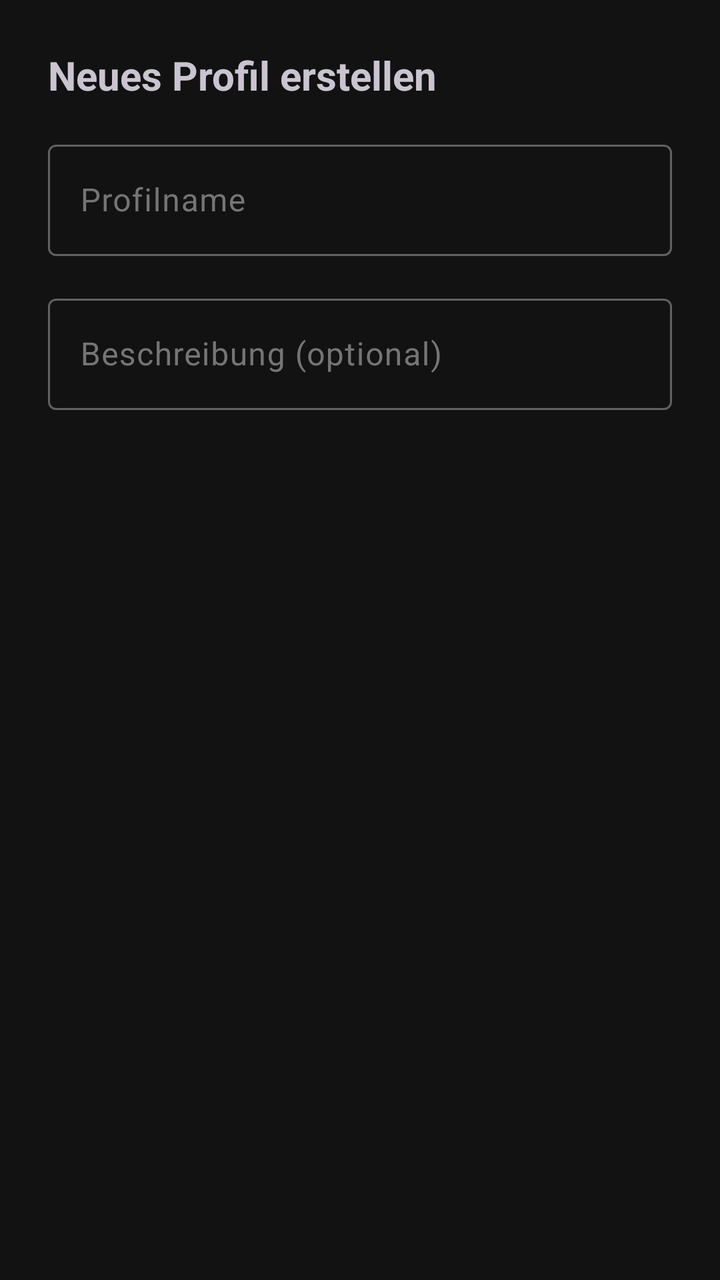
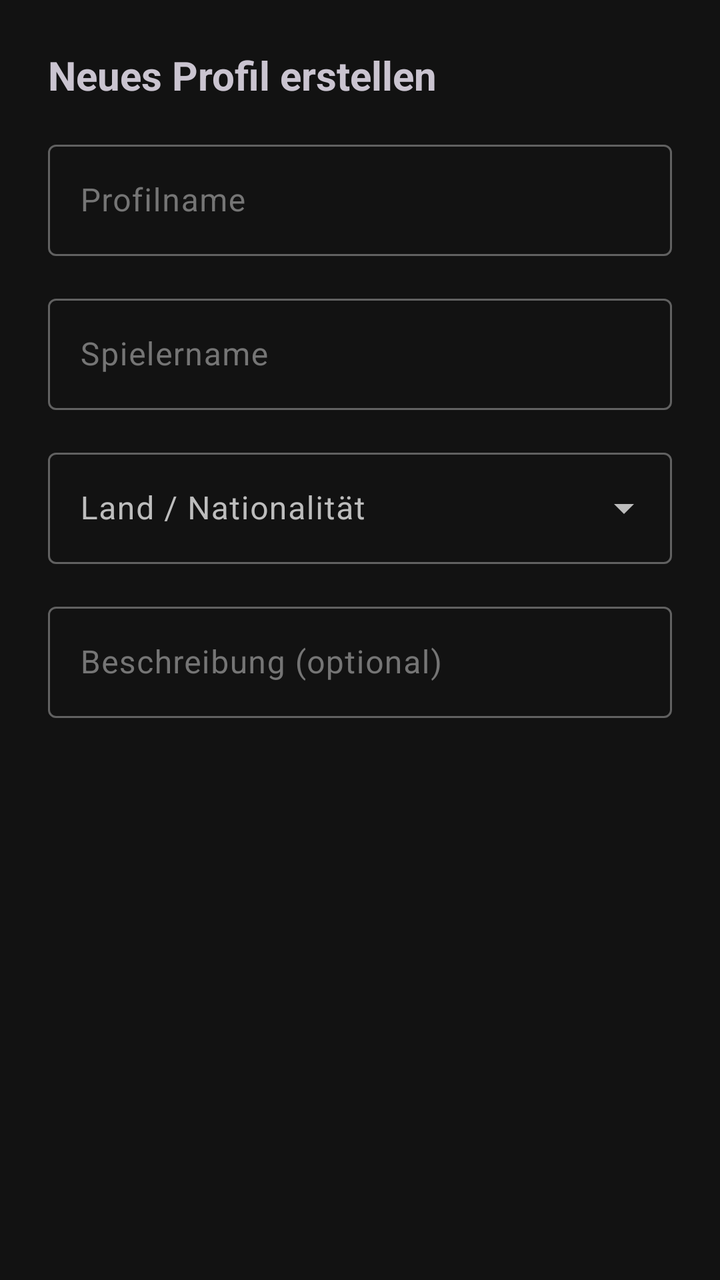

Before-and-after screenshots of an Android layout around one commit, followed by the original layout XML and the change that was made.
<!-- AndroidManifest.xml: application theme Theme.DannyApp -->
<!-- res/layout/dialog_new_profile.xml -->
<?xml version="1.0" encoding="utf-8"?>
<LinearLayout xmlns:android="http://schemas.android.com/apk/res/android"
    android:layout_width="match_parent"
    android:layout_height="wrap_content"
    android:orientation="vertical"
    android:padding="24dp">

    <TextView
        android:id="@+id/tvDialogTitle"
        android:layout_width="match_parent"
        android:layout_height="wrap_content"
        android:layout_marginBottom="16dp"
        android:text="@string/profiles_create_new"
        android:textSize="20sp"
        android:textStyle="bold" />

    <com.google.android.material.textfield.TextInputLayout
        android:layout_width="match_parent"
        android:layout_height="wrap_content"
        android:layout_marginBottom="16dp">

        <com.google.android.material.textfield.TextInputEditText
            android:id="@+id/etProfileName"
            android:layout_width="match_parent"
            android:layout_height="wrap_content"
            android:hint="@string/profiles_create_name_hint"
            android:inputType="textPersonName|textCapWords"
            android:maxLines="1" />

    </com.google.android.material.textfield.TextInputLayout>

    <com.google.android.material.textfield.TextInputLayout
        android:layout_width="match_parent"
        android:layout_height="wrap_content">

        <com.google.android.material.textfield.TextInputEditText
            android:id="@+id/etProfileDescription"
            android:layout_width="match_parent"
            android:layout_height="wrap_content"
            android:hint="@string/profiles_create_description_hint"
            android:inputType="textLongMessage|textCapSentences"
            android:maxLines="3" />

    </com.google.android.material.textfield.TextInputLayout>

</LinearLayout>
<!-- resources referenced by this layout -->
<resources>
  <string name="profiles_create_description_hint">Beschreibung (optional)</string>
  <string name="profiles_create_name_hint">Profilname</string>
  <string name="profiles_create_new">Neues Profil erstellen</string>
  <style name="Theme.DannyApp" parent="Base.Theme.DannyApp" />
  <color name="anthrazit_hintergrund">#FF121212</color>
  <color name="anthrazit_tief">#FF0D0D0D</color>
  <color name="rot_haupt">#FFD32F2F</color>
  <color name="white">#FFFFFFFF</color>
  <color name="rot_dunkel">#FF8E0000</color>
  <color name="rot_sehr_hell">#FFFFDAD6</color>
  <color name="grau_sekundaer">#FFC4C4C4</color>
  <color name="anthrazit_container_niedrig">#FF1C1C1C</color>
  <color name="anthrazit_sekundaer">#FF373737</color>
  <color name="rot_hell">#FFEF5350</color>
  <color name="rot_container_dunkel">#FF5C1919</color>
  <color name="grau_text_hell">#FFF5F5F5</color>
  <color name="anthrazit_flaeche">#FF181818</color>
  <color name="anthrazit_variante">#FF2C2C2C</color>
  <color name="grau_text_gedaempft">#FFBDBDBD</color>
  <color name="anthrazit_container">#FF222222</color>
  <color name="anthrazit_container_hoch">#FF2A2A2A</color>
  <color name="anthrazit_container_hoechst">#FF333333</color>
  <color name="grau_rahmen">#FF616161</color>
  <color name="grau_rahmen_dunkel">#FF383838</color>
  <style name="Widget.DannyApp.TextInputLayout.OutlinedBox" parent="Widget.Material3.TextInputLayout.OutlinedBox">
          <item name="android:textColorHint">@color/eingabe_hint</item>
      </style>
  <color name="eingabe_hint">#FF757575</color>
  <!-- unchanged entries left out for length: 1 -->
</resources>

<!-- the commit's change to res/layout/dialog_new_profile.xml (unified diff, before → after) -->
@@ -31,6 +31,36 @@
 
     <com.google.android.material.textfield.TextInputLayout
         android:layout_width="match_parent"
+        android:layout_height="wrap_content"
+        android:layout_marginBottom="16dp">
+
+        <com.google.android.material.textfield.TextInputEditText
+            android:id="@+id/etPlayerName"
+            android:layout_width="match_parent"
+            android:layout_height="wrap_content"
+            android:hint="@string/profiles_create_player_name_hint"
+            android:inputType="textPersonName|textCapWords"
+            android:maxLines="1" />
+
+    </com.google.android.material.textfield.TextInputLayout>
+
+    <com.google.android.material.textfield.TextInputLayout
+        style="@style/Widget.Material3.TextInputLayout.OutlinedBox.ExposedDropdownMenu"
+        android:layout_width="match_parent"
+        android:layout_height="wrap_content"
+        android:layout_marginBottom="16dp"
+        android:hint="@string/profiles_create_country_hint">
+
+        <AutoCompleteTextView
+            android:id="@+id/actvCountry"
+            android:layout_width="match_parent"
+            android:layout_height="wrap_content"
+            android:inputType="none" />
+
+    </com.google.android.material.textfield.TextInputLayout>
+
+    <com.google.android.material.textfield.TextInputLayout
+        android:layout_width="match_parent"
         android:layout_height="wrap_content">
 
         <com.google.android.material.textfield.TextInputEditText
<!-- resource entries referenced after the edit -->
@@ -1,8 +1,10 @@
 <!-- resources referenced by this layout -->
 <resources>
+  <string name="profiles_create_country_hint">Land / Nationalität</string>
   <string name="profiles_create_description_hint">Beschreibung (optional)</string>
   <string name="profiles_create_name_hint">Profilname</string>
   <string name="profiles_create_new">Neues Profil erstellen</string>
+  <string name="profiles_create_player_name_hint">Spielername</string>
   <style name="Theme.DannyApp" parent="Base.Theme.DannyApp" />
   <color name="anthrazit_hintergrund">#FF121212</color>
   <color name="anthrazit_tief">#FF0D0D0D</color>
